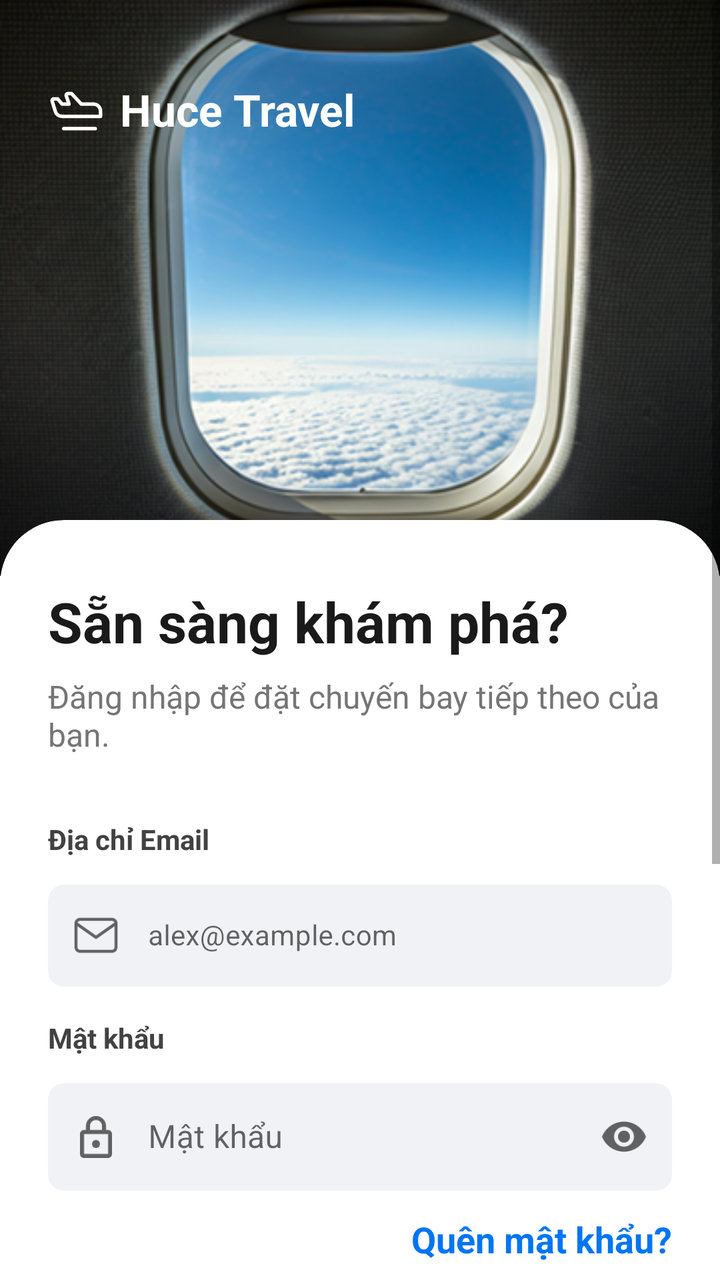
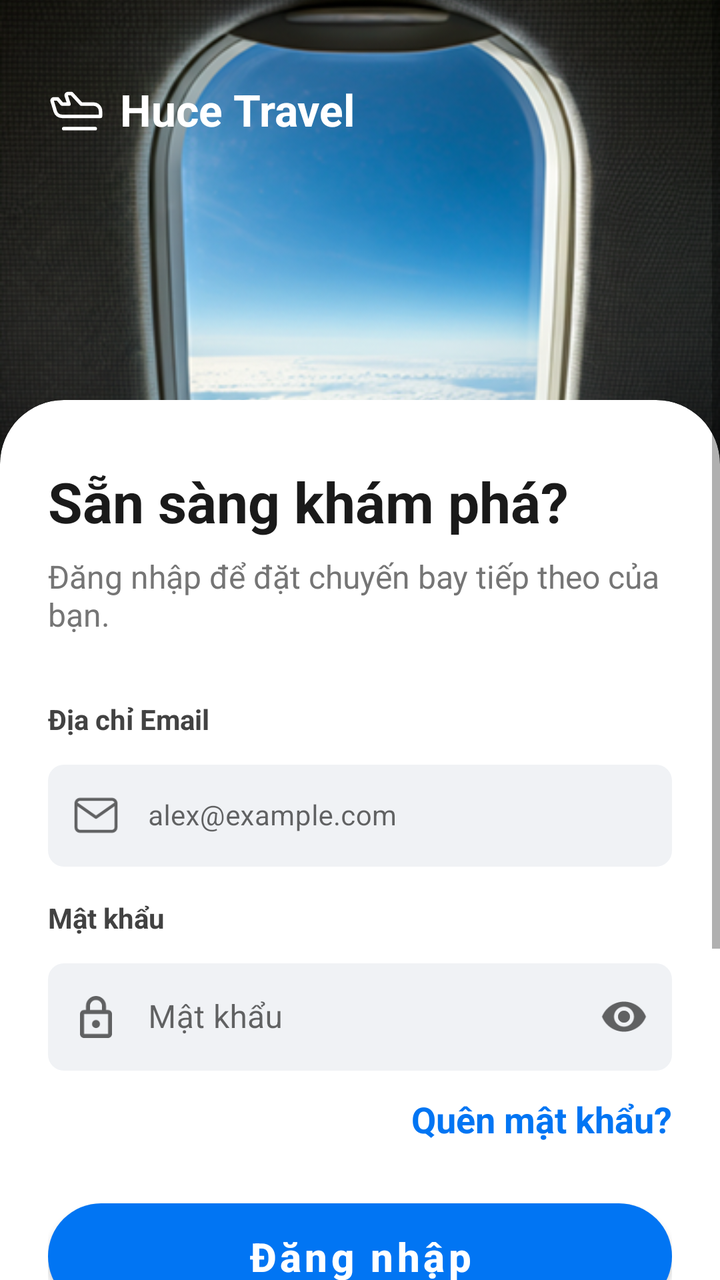

Before-and-after screenshots of an Android layout around one commit, followed by the original layout XML and the change that was made.
<!-- AndroidManifest.xml: application theme Theme.FlightBookingApp -->
<!-- res/layout/activity_login.xml -->
<?xml version="1.0" encoding="utf-8"?>
<androidx.constraintlayout.widget.ConstraintLayout xmlns:android="http://schemas.android.com/apk/res/android"
    xmlns:app="http://schemas.android.com/apk/res-auto"
    xmlns:tools="http://schemas.android.com/tools"
    android:id="@+id/main"
    android:layout_width="match_parent"
    android:layout_height="match_parent"
    android:background="#FFFFFF"
    tools:context=".ui.view.activity.LoginActivity">

    <ImageView
        android:id="@+id/iv_bg_header"
        android:layout_width="match_parent"
        android:layout_height="0dp"
        android:scaleType="centerCrop"
        android:src="@drawable/login_img"
        app:layout_constraintHeight_percent="0.45"
        app:layout_constraintTop_toTopOf="parent" />

    <LinearLayout
        android:layout_width="wrap_content"
        android:layout_height="wrap_content"
        android:layout_marginStart="24dp"
        android:layout_marginTop="40dp"
        android:gravity="center_vertical"
        android:orientation="horizontal"
        app:layout_constraintStart_toStartOf="parent"
        app:layout_constraintTop_toTopOf="parent">

        <ImageView
            android:layout_width="28dp"
            android:layout_height="28dp"
            android:src="@drawable/ic_airplane"
            app:tint="#FFFFFF" />

        <TextView
            android:layout_width="wrap_content"
            android:layout_height="wrap_content"
            android:layout_marginStart="8dp"
            android:text="@string/app_brand_name"
            android:textColor="#FFFFFF"
            android:textSize="22sp"
            android:textStyle="bold" />
    </LinearLayout>

    <ScrollView
        android:layout_width="match_parent"
        android:layout_height="match_parent"
        android:fillViewport="true"
        app:layout_constraintBottom_toBottomOf="parent"
        app:layout_constraintTop_toTopOf="parent">

        <LinearLayout
            android:layout_width="match_parent"
            android:layout_height="wrap_content"
            android:orientation="vertical">

            <View
                android:layout_width="match_parent"
                android:layout_height="260dp" />

            <com.google.android.material.card.MaterialCardView
                android:layout_width="match_parent"
                android:layout_height="wrap_content"
                android:layout_marginBottom="-32dp"
                app:cardBackgroundColor="#FFFFFF"
                app:cardCornerRadius="32dp"
                app:cardElevation="0dp">

                <androidx.constraintlayout.widget.ConstraintLayout
                    android:layout_width="match_parent"
                    android:layout_height="match_parent"
                    android:paddingHorizontal="24dp"
                    android:paddingTop="32dp"
                    android:paddingBottom="64dp">

                    <TextView
                        android:id="@+id/tv_signup_title"
                        android:layout_width="match_parent"
                        android:layout_height="wrap_content"
                        android:text="@string/login_title_ready"
                        android:textColor="#1A1A1A"
                        android:textSize="28sp"
                        android:textStyle="bold"
                        app:layout_constraintTop_toTopOf="parent" />

                    <TextView
                        android:id="@+id/tv_login_subtitle"
                        android:layout_width="match_parent"
                        android:layout_height="wrap_content"
                        android:layout_marginTop="8dp"
                        android:text="@string/login_subtitle_explore"
                        android:textColor="#757575"
                        android:textSize="16sp"
                        app:layout_constraintTop_toBottomOf="@id/tv_signup_title" />

                    <TextView
                        android:id="@+id/tv_label_email"
                        android:layout_width="wrap_content"
                        android:layout_height="wrap_content"
                        android:layout_marginTop="32dp"
                        android:text="@string/label_email_address"
                        android:textColor="#424242"
                        android:textSize="@dimen/text_size_body"
                        android:textStyle="bold"
                        app:layout_constraintStart_toStartOf="parent"
                        app:layout_constraintTop_toBottomOf="@id/tv_login_subtitle" />

                    <com.google.android.material.textfield.TextInputLayout
                        android:id="@+id/til_email"
                        style="@style/Widget.MaterialComponents.TextInputLayout.OutlinedBox"
                        android:layout_width="match_parent"
                        android:layout_height="wrap_content"
                        android:layout_marginTop="8dp"
                        app:boxBackgroundColor="#F0F2F5"
                        app:boxCornerRadiusBottomEnd="8dp"
                        app:boxCornerRadiusBottomStart="8dp"
                        app:boxCornerRadiusTopEnd="8dp"
                        app:boxCornerRadiusTopStart="8dp"
                        app:boxStrokeWidth="0dp"
                        app:startIconDrawable="@drawable/ic_nav_inbox"
                        app:layout_constraintTop_toBottomOf="@id/tv_label_email">

                        <com.google.android.material.textfield.TextInputEditText
                            android:id="@+id/et_email"
                            android:layout_width="match_parent"
                            android:layout_height="wrap_content"
                            android:hint="@string/hint_email_example"
                            android:focusable="true"
                            android:focusableInTouchMode="true"
                            android:inputType="textEmailAddress"
                            android:paddingVertical="16dp"
                            android:textColor="#1A1A1A"
                            android:paddingStart="50dp"
                            android:textSize="@dimen/text_size_body" />
                    </com.google.android.material.textfield.TextInputLayout>

                    <TextView
                        android:id="@+id/tv_label_password"
                        android:layout_width="wrap_content"
                        android:layout_height="wrap_content"
                        android:layout_marginTop="16dp"
                        android:text="@string/label_password"
                        android:textColor="#424242"
                        android:textSize="@dimen/text_size_body"
                        android:textStyle="bold"
                        app:layout_constraintStart_toStartOf="parent"
                        app:layout_constraintTop_toBottomOf="@id/til_email" />

                    <com.google.android.material.textfield.TextInputLayout
                        android:id="@+id/til_password"
                        style="@style/Widget.MaterialComponents.TextInputLayout.OutlinedBox"
                        android:layout_width="match_parent"
                        android:layout_height="wrap_content"
                        android:layout_marginTop="8dp"
                        app:boxBackgroundColor="#F0F2F5"
                        app:boxCornerRadiusBottomEnd="8dp"
                        app:boxCornerRadiusBottomStart="8dp"
                        app:boxCornerRadiusTopEnd="8dp"
                        app:boxCornerRadiusTopStart="8dp"
                        app:boxStrokeWidth="0dp"
                        app:endIconMode="password_toggle"
                        app:startIconDrawable="@drawable/ic_lock_signup"
                        app:layout_constraintTop_toBottomOf="@id/tv_label_password">

                        <com.google.android.material.textfield.TextInputEditText
                            android:id="@+id/et_password"
                            android:layout_width="match_parent"
                            android:layout_height="wrap_content"
                            android:hint="@string/hint_password"
                            android:inputType="textPassword"
                            android:paddingVertical="16dp"
                            android:textColor="#1A1A1A"
                            android:paddingStart="50dp" />
                    </com.google.android.material.textfield.TextInputLayout>

                    <TextView
                        android:id="@+id/tv_forgot_password"
                        android:layout_width="wrap_content"
                        android:layout_height="wrap_content"
                        android:layout_marginTop="12dp"
                        android:background="?attr/selectableItemBackground"
                        android:clickable="true"
                        android:focusable="true"
                        android:text="@string/link_forgot_password"
                        android:textColor="#0175F3"
                        android:textSize="@dimen/text_size_subtitle"
                        android:textStyle="bold"
                        app:layout_constraintEnd_toEndOf="parent"
                        app:layout_constraintTop_toBottomOf="@id/til_password" />

                    <com.google.android.material.button.MaterialButton
                        android:id="@+id/btn_login"
                        android:layout_width="match_parent"
                        android:layout_height="65dp"
                        android:layout_marginTop="24dp"
                        android:text="@string/btn_login"
                        android:textAllCaps="false"
                        android:textSize="20dp"
                        android:textStyle="bold"
                        app:backgroundTint="#0175F3"
                        app:cornerRadius="28dp"
                        app:layout_constraintTop_toBottomOf="@id/tv_forgot_password" />

                    <LinearLayout
                        android:id="@+id/ll_divider"
                        android:layout_width="match_parent"
                        android:layout_height="wrap_content"
                        android:layout_marginTop="24dp"
                        android:gravity="center_vertical"
                        android:orientation="horizontal"
                        app:layout_constraintTop_toBottomOf="@id/btn_login">

                        <View
                            android:layout_width="0dp"
                            android:layout_height="1dp"
                            android:layout_weight="1"
                            android:background="#E0E0E0" />

                        <TextView
                            android:layout_width="wrap_content"
                            android:layout_height="wrap_content"
                            android:layout_marginHorizontal="16dp"
                            android:text="@string/text_or_continue_with"
                            android:textColor="#9E9E9E"
                            android:textSize="@dimen/text_size_subtitle" />

                        <View
                            android:layout_width="0dp"
                            android:layout_height="1dp"
                            android:layout_weight="1"
                            android:background="#E0E0E0" />
                    </LinearLayout>

                    <com.google.android.material.button.MaterialButton
                        android:id="@+id/btn_google_login"
                        style="@style/Widget.MaterialComponents.Button.UnelevatedButton"
                        android:layout_width="match_parent"
                        android:layout_height="56dp"
                        android:layout_marginTop="24dp"
                        android:text="@string/btn_continue_with_google"
                        android:textAllCaps="false"
                        android:textColor="#1A1A1A"
                        android:textSize="18sp"
                        app:backgroundTint="#F4F6F9"
                        app:cornerRadius="28dp"
                        app:icon="@drawable/icons8_google"
                        app:iconGravity="textStart"
                        app:iconPadding="12dp"
                        app:iconTint="@null"
                        app:iconSize="25dp"
                        app:layout_constraintTop_toBottomOf="@id/ll_divider" />

                    <LinearLayout
                        android:layout_width="wrap_content"
                        android:layout_height="wrap_content"
                        android:layout_marginTop="40dp"
                        android:orientation="horizontal"
                        app:layout_constraintEnd_toEndOf="parent"
                        app:layout_constraintStart_toStartOf="parent"
                        app:layout_constraintTop_toBottomOf="@id/btn_google_login">

                        <TextView
                            android:layout_width="wrap_content"
                            android:layout_height="wrap_content"
                            android:text="@string/text_dont_have_account"
                            android:textColor="#757575"
                            android:textSize="18sp" />

                        <TextView
                            android:id="@+id/tv_create_account"
                            android:layout_width="wrap_content"
                            android:layout_height="wrap_content"
                            android:background="?attr/selectableItemBackground"
                            android:clickable="true"
                            android:focusable="true"
                            android:text="@string/link_sign_up"
                            android:textColor="#0175F3"
                            android:textSize="20sp"
                            android:textStyle="bold" />
                    </LinearLayout>

                </androidx.constraintlayout.widget.ConstraintLayout>
            </com.google.android.material.card.MaterialCardView>
        </LinearLayout>
    </ScrollView>

    <ProgressBar
        android:id="@+id/progress_bar"
        android:layout_width="wrap_content"
        android:layout_height="wrap_content"
        android:visibility="gone"
        app:layout_constraintLeft_toLeftOf="parent"
        app:layout_constraintRight_toRightOf="parent"
        app:layout_constraintTop_toTopOf="parent"
        app:layout_constraintBottom_toBottomOf="parent" />
</androidx.constraintlayout.widget.ConstraintLayout>
<!-- resources referenced by this layout -->
<resources>
  <dimen name="text_size_body">14sp</dimen>
  <dimen name="text_size_subtitle">18sp</dimen>
  <!-- drawable ic_lock_signup (drawable) -->
  <vector xmlns:android="http://schemas.android.com/apk/res/android"
      android:width="16dp"
      android:height="21dp"
      android:viewportWidth="16"
      android:viewportHeight="21">
    <path
        android:pathData="M2,21C1.45,21 0.979,20.804 0.587,20.413C0.196,20.021 0,19.55 0,19V9C0,8.45 0.196,7.979 0.587,7.588C0.979,7.196 1.45,7 2,7H3V5C3,3.617 3.487,2.438 4.463,1.462C5.438,0.488 6.617,0 8,0C9.383,0 10.563,0.488 11.538,1.462C12.512,2.438 13,3.617 13,5V7H14C14.55,7 15.021,7.196 15.413,7.588C15.804,7.979 16,8.45 16,9V19C16,19.55 15.804,20.021 15.413,20.413C15.021,20.804 14.55,21 14,21H2ZM2,19H14V9H2V19ZM8,16C8.55,16 9.021,15.804 9.413,15.413C9.804,15.021 10,14.55 10,14C10,13.45 9.804,12.979 9.413,12.587C9.021,12.196 8.55,12 8,12C7.45,12 6.979,12.196 6.588,12.587C6.196,12.979 6,13.45 6,14C6,14.55 6.196,15.021 6.588,15.413C6.979,15.804 7.45,16 8,16ZM5,7H11V5C11,4.167 10.708,3.458 10.125,2.875C9.542,2.292 8.833,2 8,2C7.167,2 6.458,2.292 5.875,2.875C5.292,3.458 5,4.167 5,5V7Z"
        android:fillColor="#717786"/>
  </vector>
  <!-- drawable ic_nav_inbox (drawable) -->
  <vector xmlns:android="http://schemas.android.com/apk/res/android"
      android:width="24dp"
      android:height="24dp"
      android:viewportWidth="24"
      android:viewportHeight="24">
    <path
        android:pathData="M4,4H20C21.1,4 22,4.9 22,6V18C22,19.1 21.1,20 20,20H4C2.9,20 2,19.1 2,18V6C2,4.9 2.9,4 4,4Z"
        android:strokeLineJoin="round"
        android:strokeWidth="1.5"
        android:fillColor="#00000000"
        android:strokeColor="#CAE6FA"
        android:strokeLineCap="round"/>
    <path
        android:pathData="M22,6L12,13L2,6"
        android:strokeLineJoin="round"
        android:strokeWidth="1.5"
        android:fillColor="#00000000"
        android:strokeColor="#CAE6FA"
        android:strokeLineCap="round"/>
  </vector>
  <string name="app_brand_name">Huce Travel</string>
  <string name="btn_continue_with_google">Tiếp tục với Google</string>
  <string name="btn_login">Đăng nhập</string>
  <string name="hint_email_example">alex@example.com</string>
  <string name="hint_password">Mật khẩu</string>
  <string name="label_email_address">Địa chỉ Email</string>
  <string name="label_password">Mật khẩu</string>
  <string name="link_forgot_password">Quên mật khẩu?</string>
  <string name="link_sign_up">Đăng ký</string>
  <string name="login_subtitle_explore">Đăng nhập để đặt chuyến bay tiếp theo của bạn.</string>
  <string name="login_title_ready">Sẵn sàng khám phá?</string>
  <string name="text_dont_have_account">Bạn chưa có tài khoản? </string>
  <string name="text_or_continue_with">hoặc tiếp tục với</string>
  <style name="Theme.FlightBookingApp" parent="Theme.MaterialComponents.DayNight.NoActionBar">
          
          <item name="colorPrimary">@color/purple_500</item>
          <item name="colorPrimaryVariant">@color/purple_700</item>
          <item name="colorOnPrimary">@color/white</item>
          
          <item name="colorSecondary">@color/teal_200</item>
          <item name="colorSecondaryVariant">@color/teal_700</item>
          <item name="colorOnSecondary">@color/black</item>
          
          <item name="android:statusBarColor">?attr/colorPrimaryVariant</item>
          
      </style>
  <color name="purple_500">#FF6200EE</color>
  <color name="purple_700">#FF3700B3</color>
  <color name="white">#FFFFFFFF</color>
  <color name="teal_200">#FF03DAC5</color>
  <color name="teal_700">#FF018786</color>
  <color name="black">#FF000000</color>
  <!-- unchanged entries left out for length: 3 -->
</resources>

<!-- the commit's change to res/layout/activity_login.xml (unified diff, before → after) -->
@@ -57,7 +57,7 @@
 
             <View
                 android:layout_width="match_parent"
-                android:layout_height="260dp" />
+                android:layout_height="200dp" />
 
             <com.google.android.material.card.MaterialCardView
                 android:layout_width="match_parent"
@@ -122,7 +122,7 @@
                         app:layout_constraintTop_toBottomOf="@id/tv_label_email">
 
                         <com.google.android.material.textfield.TextInputEditText
-                            android:id="@+id/et_email"
+                            android:id="@+id/et_email_login"
                             android:layout_width="match_parent"
                             android:layout_height="wrap_content"
                             android:hint="@string/hint_email_example"
@@ -164,7 +164,7 @@
                         app:layout_constraintTop_toBottomOf="@id/tv_label_password">
 
                         <com.google.android.material.textfield.TextInputEditText
-                            android:id="@+id/et_password"
+                            android:id="@+id/et_password_login"
                             android:layout_width="match_parent"
                             android:layout_height="wrap_content"
                             android:hint="@string/hint_password"
@@ -254,7 +254,7 @@
                     <LinearLayout
                         android:layout_width="wrap_content"
                         android:layout_height="wrap_content"
-                        android:layout_marginTop="40dp"
+                        android:layout_marginTop="15dp"
                         android:orientation="horizontal"
                         app:layout_constraintEnd_toEndOf="parent"
                         app:layout_constraintStart_toStartOf="parent"
